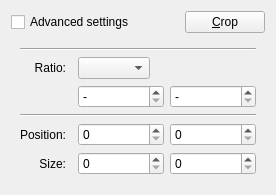
Qt form lib/crop/cropwidget.ui (KDE/gwenview) before a commit.
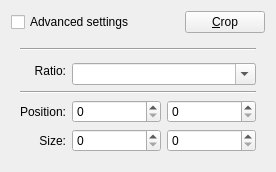
The same form after that commit. Custom widgets are drawn as their Qt base class.

Commit message: Simplified crop ratio ui: merged two lineedits and one combo box into only one editable combobox.

The edit to the form file:
```diff
--- a/lib/crop/cropwidget.ui
+++ b/lib/crop/cropwidget.ui
@@ -7,7 +7,7 @@
     <x>0</x>
     <y>0</y>
     <width>276</width>
-    <height>190</height>
+    <height>154</height>
    </rect>
   </property>
   <property name="windowTitle">
@@ -31,14 +31,14 @@
    <item row="1" column="0" colspan="3">
     <widget class="QWidget" name="advancedWidget" native="true">
      <layout class="QGridLayout" name="gridLayout">
-      <item row="0" column="0" colspan="4">
+      <item row="0" column="0" colspan="3">
        <widget class="Line" name="line_2">
         <property name="orientation">
          <enum>Qt::Horizontal</enum>
         </property>
        </widget>
       </item>
-      <item row="1" column="0">
+      <item row="1" column="0" rowspan="2">
        <widget class="QLabel" name="label_6">
         <property name="text">
          <string>Ratio:</string>
@@ -46,59 +46,26 @@
         <property name="alignment">
          <set>Qt::AlignRight|Qt::AlignTrailing|Qt::AlignVCenter</set>
         </property>
-        <property name="buddy">
-         <cstring>ratioComboBox</cstring>
-        </property>
        </widget>
       </item>
-      <item row="1" column="2" colspan="2">
-       <layout class="QHBoxLayout" name="horizontalLayout_2">
-        <item>
-         <widget class="KComboBox" name="ratioComboBox"/>
-        </item>
-        <item>
-         <spacer name="horizontalSpacer_2">
-          <property name="orientation">
-           <enum>Qt::Horizontal</enum>
-          </property>
-          <property name="sizeHint" stdset="0">
-           <size>
-            <width>40</width>
-            <height>20</height>
-           </size>
-          </property>
-         </spacer>
-        </item>
-       </layout>
-      </item>
-      <item row="2" column="2">
-       <widget class="QSpinBox" name="ratioWidthSpinBox">
-        <property name="specialValueText">
-         <string>-</string>
+      <item row="2" column="1" colspan="2">
+       <widget class="KComboBox" name="ratioComboBox">
+        <property name="editable">
+         <bool>true</bool>
         </property>
-        <property name="value">
-         <number>0</number>
+        <property name="insertPolicy">
+         <enum>QComboBox::NoInsert</enum>
         </property>
        </widget>
       </item>
-      <item row="2" column="3">
-       <widget class="QSpinBox" name="ratioHeightSpinBox">
-        <property name="specialValueText">
-         <string>-</string>
-        </property>
-        <property name="value">
-         <number>0</number>
-        </property>
-       </widget>
-      </item>
-      <item row="3" column="0" colspan="4">
+      <item row="3" column="0" colspan="3">
        <widget class="Line" name="line">
         <property name="orientation">
          <enum>Qt::Horizontal</enum>
         </property>
        </widget>
       </item>
-      <item row="5" column="0">
+      <item row="4" column="0">
        <widget class="QLabel" name="label">
         <property name="sizePolicy">
          <sizepolicy hsizetype="Preferred" vsizetype="Preferred">
@@ -117,7 +84,7 @@
         </property>
        </widget>
       </item>
-      <item row="5" column="2">
+      <item row="4" column="1">
        <widget class="QSpinBox" name="leftSpinBox">
         <property name="sizePolicy">
          <sizepolicy hsizetype="Expanding" vsizetype="Fixed">
@@ -127,7 +94,7 @@
         </property>
        </widget>
       </item>
-      <item row="5" column="3">
+      <item row="4" column="2">
        <widget class="QSpinBox" name="topSpinBox">
         <property name="sizePolicy">
          <sizepolicy hsizetype="Minimum" vsizetype="Fixed">
@@ -137,7 +104,7 @@
         </property>
        </widget>
       </item>
-      <item row="6" column="0">
+      <item row="5" column="0">
        <widget class="QLabel" name="label_3">
         <property name="text">
          <string>Size:</string>
@@ -150,7 +117,7 @@
         </property>
        </widget>
       </item>
-      <item row="6" column="2">
+      <item row="5" column="1">
        <widget class="QSpinBox" name="widthSpinBox">
         <property name="sizePolicy">
          <sizepolicy hsizetype="Minimum" vsizetype="Fixed">
@@ -160,7 +127,7 @@
         </property>
        </widget>
       </item>
-      <item row="6" column="3">
+      <item row="5" column="2">
        <widget class="QSpinBox" name="heightSpinBox">
         <property name="sizePolicy">
          <sizepolicy hsizetype="Minimum" vsizetype="Fixed">
```
Left out of the diff: 3 changed lines with no effect on the pictures. The commit also changes 2 other files.
